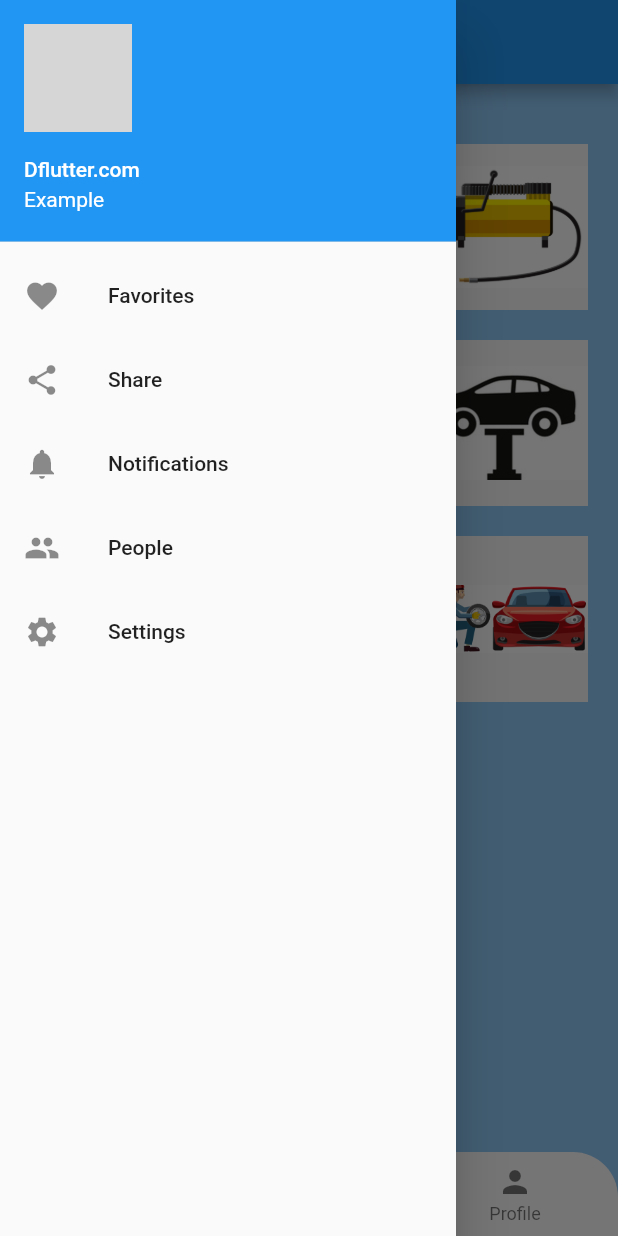
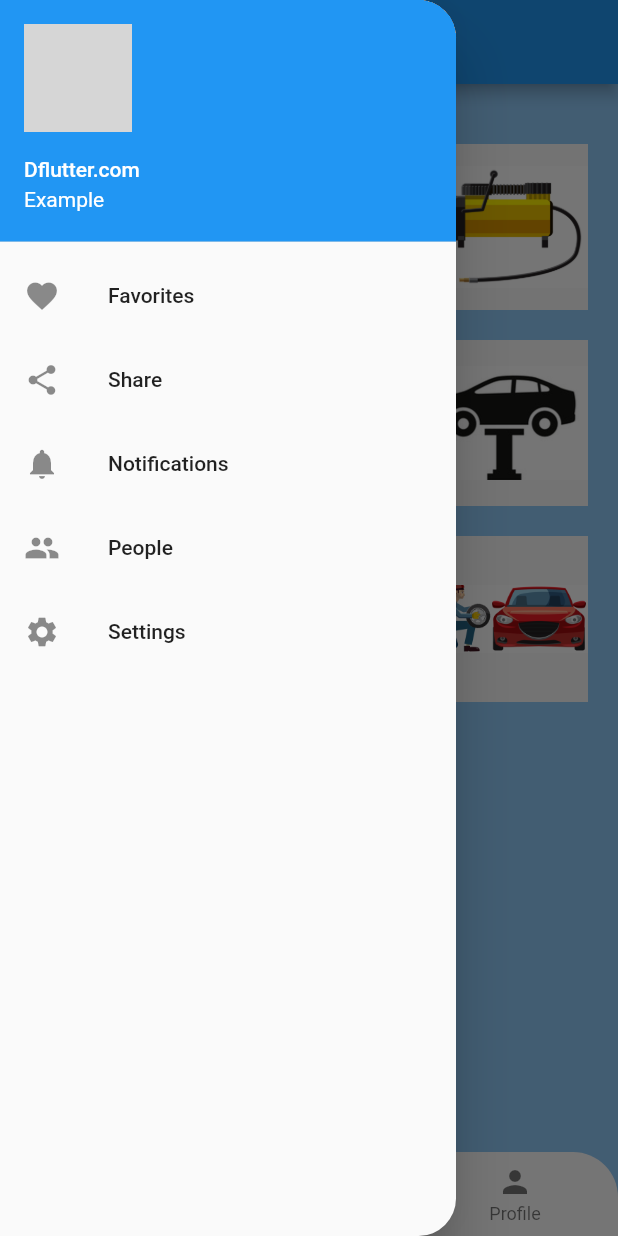
Before and after one commit to csb100/car_services, a Flutter app: the screen it shows after launch, with the side drawer open, on a phone screen of 412 x 824 dp. Run offline on Flutter 3.47's test engine with Material 2 defaults, Android fonts, the phone set to English and light mode, and no system bars; our stand-ins replace animated_splash_screen, cloud_firestore, firebase_core, firebase_database; accounts and stored records are empty; network calls fail; grey boxes are pictures that could not be loaded.

Commit message:
added UI of Login added UI of Registratin added Nav

```diff
--- a/lib/Drawer.dart
+++ b/lib/Drawer.dart
@@ -12,6 +12,9 @@ class _NavBarState extends State<NavBar> {
   @override
   Widget build(BuildContext context) {
     return Drawer(
+        shape:const RoundedRectangleBorder(
+          borderRadius: BorderRadius.only(bottomRight: Radius.circular(25),topRight: Radius.circular(25))
+        ),
 
       child: ListView(
         padding: EdgeInsets.zero,
--- a/lib/InfoHome.dart
+++ b/lib/InfoHome.dart
@@ -33,6 +33,7 @@ class _InfoHomeState extends State<InfoHome> {
               gridDelegate: const SliverGridDelegateWithFixedCrossAxisCount(
                   crossAxisCount: 3, mainAxisSpacing: 20, crossAxisSpacing: 20),
               children: [
+
                 Material(
                   child: InkWell(
                     onTap: () {
@@ -83,6 +84,7 @@ class _InfoHomeState extends State<InfoHome> {
                     child: ClipRRect(
                       borderRadius: BorderRadius.circular(10.0),
                       child: Image.asset('asset/images/pic1.png',
+
                           width: 110.0, height: 110.0),
                     ),
                   ),
--- a/lib/Login.dart
+++ b/lib/Login.dart
@@ -175,7 +175,8 @@ class _MyLoginState extends State<MyLogin> {
                     context,
                     MaterialPageRoute(
                         builder: (context) => const MyHomePage()),
-                  );                }
+                  );
+                }
               }),
 
               currentIndex: _index,
```
Also changed, not shown: lib/Registration.dart (+8 -0 lines).
